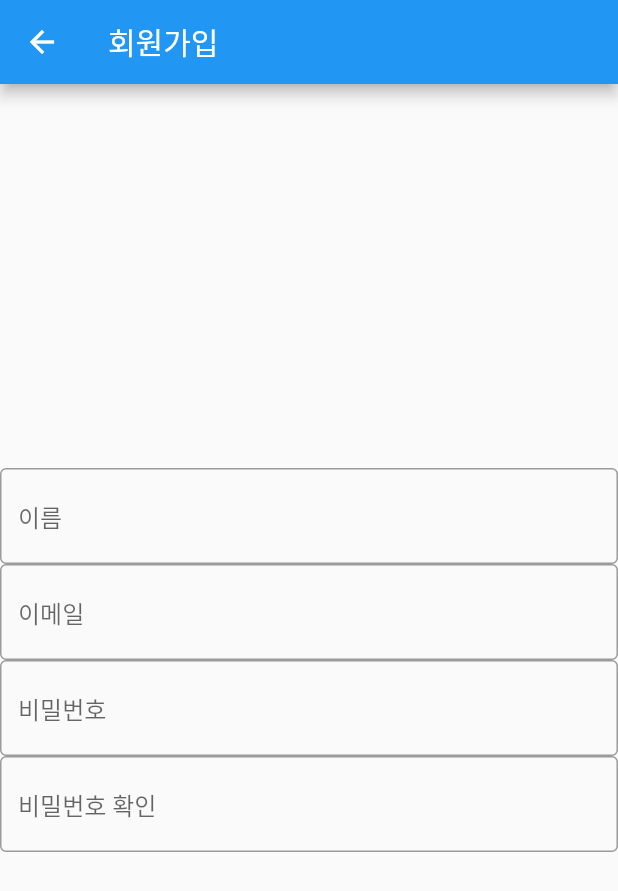
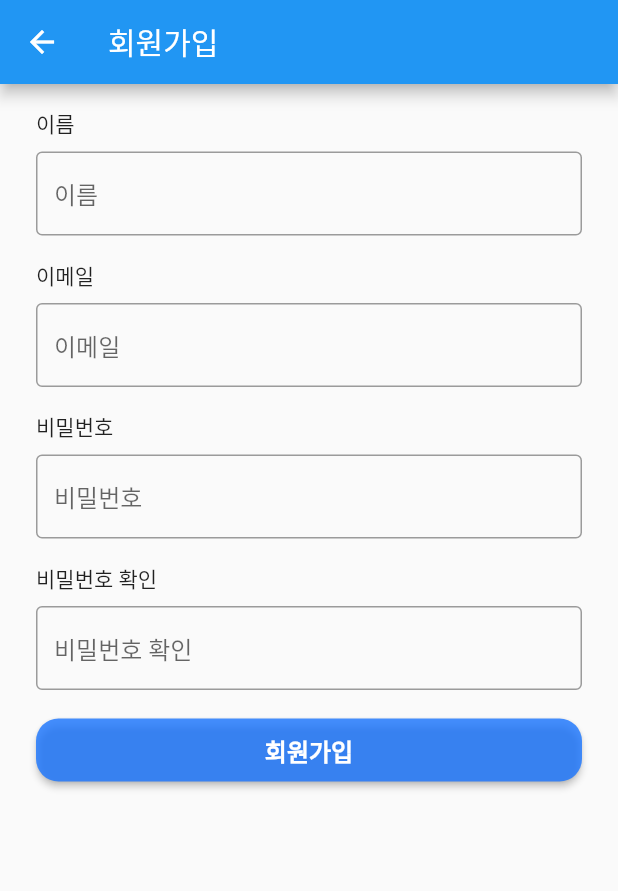
Before and after one commit to Ms-TROMM/FlutterApp, a Flutter app: the SignUpPage screen opened directly, on a phone screen of 412 x 824 dp. Shown: the top 891 px of the screen. Run offline on Flutter 3.47's test engine with Material 2 defaults, Android fonts, the light colour scheme and no system bars; our stand-ins replace page_view_indicators, settings_ui.

Commit message:
update sign up screen & wire up simple navigation

```diff
--- a/lib/ui/authentication/change_password.dart
+++ b/lib/ui/authentication/change_password.dart
@@ -13,7 +13,7 @@ class _ChangePasswordPageState extends State<ChangePasswordPage> {
   Widget build(BuildContext context) {
     return Scaffold(
       appBar: AppBar(
-        title: Text('비밀번호 변경'),
+        title: const Text('비밀번호 변경'),
       ),
     );
   }
--- a/lib/ui/authentication/signup.dart
+++ b/lib/ui/authentication/signup.dart
@@ -1,6 +1,7 @@
 import 'package:flutter/cupertino.dart';
 import 'package:flutter/material.dart';
 import 'package:ms_tromm/ui/authentication/validators.dart';
+import 'package:ms_tromm/ui/theme/colors.dart';
 
 class SignUpPage extends StatefulWidget {
   const SignUpPage({Key? key}) : super(key: key);
@@ -10,21 +11,75 @@ class SignUpPage extends StatefulWidget {
 }
 
 class _SignUpPageState extends State<SignUpPage> {
+  static const NAME_FIELD = '이름';
+  static const EMAIL_FIELD = '이메일';
+  static const PASSWORD_FIELD = '비밀번호';
+  static const PASSWORD_CHECK_FIELD = '비밀번호 확인';
+  final _formKey = GlobalKey<FormState>();
+
   @override
   Widget build(BuildContext context) {
     return Scaffold(
       appBar: AppBar(
         title: const Text('회원가입'),
       ),
-      body: Column(
-        mainAxisAlignment: MainAxisAlignment.center,
+      body: Padding(
+        padding: const EdgeInsets.all(16.0),
+        child: Form(
+          key: _formKey,
+          child: SingleChildScrollView(
+            child: Column(
+              crossAxisAlignment: CrossAxisAlignment.start,
               children: [
-          TextFormField(
+                _textInputWithTitle(NAME_FIELD),
+                _textInputWithTitle(EMAIL_FIELD),
+                _textInputWithTitle(PASSWORD_FIELD),
+                _textInputWithTitle(PASSWORD_CHECK_FIELD),
+                _signUpButton()
+              ],
+            ),
+          ),
+        ),
+      ),
+    );
+  }
+
+  _textInputWithTitle(String title) {
+    late TextFormField field;
+    switch (title) {
+      case NAME_FIELD : field = _nameTextInputField();
+      break;
+      case EMAIL_FIELD: field = _emailTextInputField();
+      break;
+      case PASSWORD_FIELD : field = _passwordTextInputField();
+      break;
+      case PASSWORD_CHECK_FIELD : field = _passwordCheckTextInputField();
+      break;
+    }
+
+    return Padding(
+      padding: const EdgeInsets.only(bottom: 16.0, left: 8, right: 8),
+      child: Column(
+        crossAxisAlignment: CrossAxisAlignment.start,
+        children: [
+          Padding(
+            padding: const EdgeInsets.only(bottom: 8.0),
+            child: Text(title),
+          ),
+          field
+        ],
+      ),
+    );
+  }
+
+  _nameTextInputField() {
+    return TextFormField(
         enableSuggestions: true,
         autocorrect: false,
         decoration: const InputDecoration(
           border: OutlineInputBorder(),
           hintText: '이름',
+          isDense: true
         ),
         validator: (value) {
           if (value!.isEmpty) {
@@ -34,13 +89,17 @@ class _SignUpPageState extends State<SignUpPage> {
           } else {
             return null;
           }
-              }),
-          TextFormField(
+        });
+  }
+
+  _emailTextInputField() {
+    return TextFormField(
         enableSuggestions: true,
         autocorrect: false,
         decoration: const InputDecoration(
           border: OutlineInputBorder(),
           hintText: '이메일',
+          isDense: true
         ),
         validator: (value) {
           if (value!.isEmpty) {
@@ -50,14 +109,18 @@ class _SignUpPageState extends State<SignUpPage> {
           } else {
             return null;
           }
-              }),
-          TextFormField(
+        });
+  }
+
+  _passwordTextInputField() {
+    return TextFormField(
         obscureText: true,
         enableSuggestions: false,
         autocorrect: false,
         decoration: const InputDecoration(
           border: OutlineInputBorder(),
           hintText: '비밀번호',
+          isDense: true,
         ),
         validator: (value) {
           if (value!.isEmpty) {
@@ -65,14 +128,18 @@ class _SignUpPageState extends State<SignUpPage> {
           } else {
             return null;
           }
-              }),
-          TextFormField(
+        });
+  }
+
+  _passwordCheckTextInputField() {
+    return TextFormField(
       obscureText: true,
       enableSuggestions: false,
       autocorrect: false,
       decoration: const InputDecoration(
         border: OutlineInputBorder(),
         hintText: '비밀번호 확인',
+        isDense: true
       ),
       validator: (value) {
         if (value!.isEmpty) {
@@ -81,8 +148,32 @@ class _SignUpPageState extends State<SignUpPage> {
           return null;
         }
       },
-          )
-        ],
+    );
+  }
+
+  _signUpButton() {
+    return Padding(
+      padding: const EdgeInsets.fromLTRB(8, 0, 8, 0),
+      child: MaterialButton(
+        height: 42,
+        minWidth: double.infinity,
+        onPressed: () {
+          // Validate returns true if the form is valid, or false otherwise.
+          if (_formKey.currentState!.validate()) {
+            // If the form is valid, display a snackbar. In the real world,
+            // you'd often call a server or save the information in a database.
+            ScaffoldMessenger.of(context).showSnackBar(
+              const SnackBar(content: Text('Signing Up ...')),
+            );
+          }
+        },
+        child: const Text('회원가입',
+            style: TextStyle(
+                fontSize: 16, fontWeight: FontWeight.bold, color: Colors.white)),
+        color: MyColor.secondaryDark2,
+        shape: RoundedRectangleBorder(
+          borderRadius: BorderRadius.circular(15),
+        ),
       ),
     );
   }
--- a/lib/ui/home/recommendation_box.dart
+++ b/lib/ui/home/recommendation_box.dart
@@ -17,13 +17,13 @@ class _RecommendationBoxState extends State<RecommendationBox> {
     return Container(
       decoration: BoxDecoration(
           borderRadius: BorderRadius.circular(25.0), color: MyColor.secondary),
-      width: MediaQuery.of(context).size.width * 0.425,
+      width: MediaQuery.of(context).size.width * 0.43,
       height: MediaQuery.of(context).size.width * 0.4,
-      margin: const EdgeInsets.fromLTRB(0, 10, 20, 20),
+      margin: const EdgeInsets.fromLTRB(0, 8, 16, 16),
       child: Container(
           alignment: Alignment.topRight,
           child: const Padding(
-            padding: const EdgeInsets.all(20),
+            padding: EdgeInsets.all(20),
             child: Text(
               "오늘의\n추천",
               textAlign: TextAlign.end,
--- a/lib/ui/home/weather_box.dart
+++ b/lib/ui/home/weather_box.dart
@@ -17,9 +17,9 @@ class _WeatherBoxState extends State<WeatherBox> {
     return Container(
       decoration: BoxDecoration(
           borderRadius: BorderRadius.circular(25.0), color: MyColor.secondary),
-      width: MediaQuery.of(context).size.width * 0.425,
+      width: MediaQuery.of(context).size.width * 0.43,
       height: MediaQuery.of(context).size.width * 0.4,
-      margin: const EdgeInsets.fromLTRB(20, 10, 20, 20),
+      margin: const EdgeInsets.fromLTRB(16, 8, 16, 16),
       child: Padding(
         padding: const EdgeInsets.all(16.0),
         child: Column(children: [
```
Also changed, not shown: lib/ui/authentication/login.dart (+14 -8 lines), lib/ui/home/styler_control_box.dart (+49 -17 lines), lib/ui/settings/settings.dart (+8 -0 lines). Lines whose indentation alone changed are shown as unchanged.
